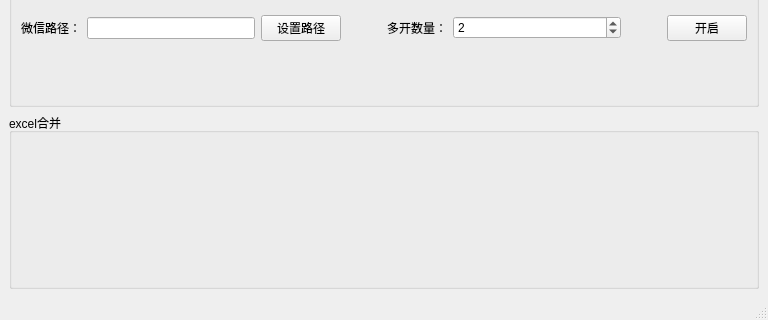
This is tool_box/tool_box_ui.ui in zhouyijiabc/pyqt_demo as Qt 5 draws it before an edit; both pictures show x 0 to 768 and y 279 to 599 of the 768 by 599 pixel window. The edited form follows.
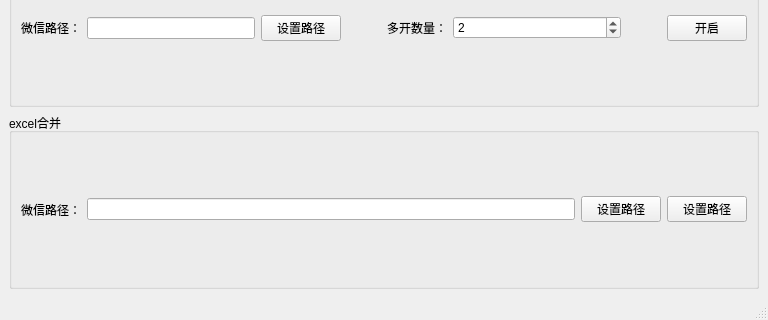
This is the edited form.

Commit message: 写入微信路径

What changed in the file:
```diff
--- a/tool_box/tool_box_ui.ui
+++ b/tool_box/tool_box_ui.ui
@@ -183,6 +183,38 @@
       <property name="title">
        <string>excel合并</string>
       </property>
+      <layout class="QHBoxLayout" name="horizontalLayout_3">
+       <item>
+        <widget class="QLabel" name="label_4">
+         <property name="text">
+          <string>微信路径：</string>
+         </property>
+        </widget>
+       </item>
+       <item>
+        <widget class="QLineEdit" name="wechat_lineEdit_2"/>
+       </item>
+       <item>
+        <widget class="QPushButton" name="get_wechat_path_pushButton_2">
+         <property name="toolTip">
+          <string>&lt;html&gt;&lt;head/&gt;&lt;body&gt;&lt;p&gt;第一次使用需要设置微信程序路径&lt;/p&gt;&lt;/body&gt;&lt;/html&gt;</string>
+         </property>
+         <property name="text">
+          <string>设置路径</string>
+         </property>
+        </widget>
+       </item>
+       <item>
+        <widget class="QPushButton" name="get_wechat_path_pushButton_3">
+         <property name="toolTip">
+          <string>&lt;html&gt;&lt;head/&gt;&lt;body&gt;&lt;p&gt;第一次使用需要设置微信程序路径&lt;/p&gt;&lt;/body&gt;&lt;/html&gt;</string>
+         </property>
+         <property name="text">
+          <string>设置路径</string>
+         </property>
+        </widget>
+       </item>
+      </layout>
      </widget>
     </item>
     <item row="2" column="0">
```
The commit also changes 1 other file.
